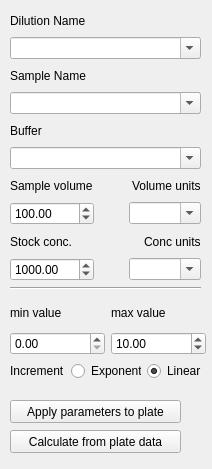
First picture: the form in dilutiondefiner.ui, repository krkoc/dilutionmagic, before the edit.
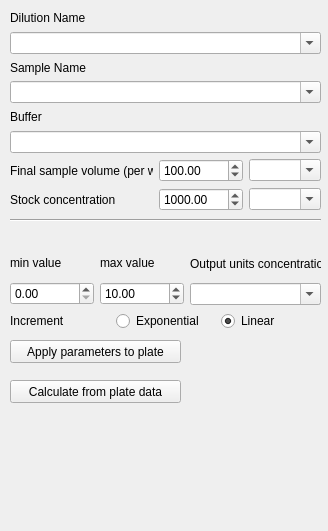
Second picture: the form after the edit.

The edit to the form file:
```diff
--- a/dilutiondefiner.ui
+++ b/dilutiondefiner.ui
@@ -6,8 +6,8 @@
    <rect>
     <x>0</x>
     <y>0</y>
-    <width>212</width>
-    <height>469</height>
+    <width>328</width>
+    <height>531</height>
    </rect>
   </property>
   <property name="SelectionWidgetTitle" stdset="0">
@@ -17,7 +17,7 @@
    <property name="geometry">
     <rect>
      <x>10</x>
-     <y>400</y>
+     <y>340</y>
      <width>171</width>
      <height>23</height>
     </rect>
@@ -31,8 +31,8 @@
     <rect>
      <x>10</x>
      <y>10</y>
-     <width>191</width>
-     <height>271</height>
+     <width>311</width>
+     <height>201</height>
     </rect>
    </property>
    <layout class="QVBoxLayout" name="verticalLayout_2">
@@ -89,7 +89,7 @@
          </sizepolicy>
         </property>
         <property name="text">
-         <string>Sample volume</string>
+         <string>Final sample volume (per well)</string>
         </property>
        </widget>
       </item>
@@ -107,17 +107,6 @@
        </spacer>
       </item>
       <item>
-       <widget class="QLabel" name="label_9">
-        <property name="text">
-         <string>Volume units</string>
-        </property>
-       </widget>
-      </item>
-     </layout>
-    </item>
-    <item>
-     <layout class="QHBoxLayout" name="horizontalLayout">
-      <item>
        <widget class="QDoubleSpinBox" name="totalVolumeSpin">
         <property name="sizePolicy">
          <sizepolicy hsizetype="Fixed" vsizetype="Fixed">
@@ -136,19 +125,6 @@
         </property>
        </widget>
       </item>
-      <item>
-       <spacer name="horizontalSpacer_2">
-        <property name="orientation">
-         <enum>Qt::Horizontal</enum>
-        </property>
-        <property name="sizeHint" stdset="0">
-         <size>
-          <width>40</width>
-          <height>20</height>
-         </size>
-        </property>
-       </spacer>
-      </item>
       <item>
        <widget class="QComboBox" name="unitsVolCombo">
         <property name="sizePolicy">
@@ -165,7 +141,7 @@
      </layout>
     </item>
     <item>
-     <layout class="QHBoxLayout" name="horizontalLayout_4">
+     <layout class="QHBoxLayout" name="horizontalLayout">
       <item>
        <widget class="QLabel" name="label_8">
         <property name="sizePolicy">
@@ -175,7 +151,7 @@
          </sizepolicy>
         </property>
         <property name="text">
-         <string>Stock conc.</string>
+         <string>Stock concentration</string>
         </property>
        </widget>
       </item>
@@ -193,23 +169,6 @@
        </spacer>
       </item>
       <item>
-       <widget class="QLabel" name="label_10">
-        <property name="sizePolicy">
-         <sizepolicy hsizetype="Fixed" vsizetype="Preferred">
-          <horstretch>0</horstretch>
-          <verstretch>0</verstretch>
-         </sizepolicy>
-        </property>
-        <property name="text">
-         <string>Conc units</string>
-        </property>
-       </widget>
-      </item>
-     </layout>
-    </item>
-    <item>
-     <layout class="QHBoxLayout" name="horizontalLayout_2">
-      <item>
        <widget class="QDoubleSpinBox" name="quantitySpin">
         <property name="sizePolicy">
          <sizepolicy hsizetype="Fixed" vsizetype="Fixed">
@@ -228,19 +187,6 @@
         </property>
        </widget>
       </item>
-      <item>
-       <spacer name="horizontalSpacer">
-        <property name="orientation">
-         <enum>Qt::Horizontal</enum>
-        </property>
-        <property name="sizeHint" stdset="0">
-         <size>
-          <width>40</width>
-          <height>20</height>
-         </size>
-        </property>
-       </spacer>
-      </item>
       <item>
        <widget class="QComboBox" name="unitsConcCombo">
         <property name="sizePolicy">
@@ -262,7 +208,7 @@
    <property name="geometry">
     <rect>
      <x>10</x>
-     <y>430</y>
+     <y>380</y>
      <width>171</width>
      <height>23</height>
     </rect>
@@ -275,8 +221,8 @@
    <property name="geometry">
     <rect>
      <x>10</x>
-     <y>300</y>
-     <width>196</width>
+     <y>250</y>
+     <width>311</width>
      <height>81</height>
     </rect>
    </property>
@@ -303,6 +249,19 @@
           </item>
          </layout>
         </item>
+        <item>
+         <spacer name="horizontalSpacer">
+          <property name="orientation">
+           <enum>Qt::Horizontal</enum>
+          </property>
+          <property name="sizeHint" stdset="0">
+           <size>
+            <width>40</width>
+            <height>20</height>
+           </size>
+          </property>
+         </spacer>
+        </item>
         <item>
          <layout class="QVBoxLayout" name="verticalLayout_5">
           <item>
@@ -324,6 +283,43 @@
           </item>
          </layout>
         </item>
+        <item>
+         <spacer name="horizontalSpacer_2">
+          <property name="orientation">
+           <enum>Qt::Horizontal</enum>
+          </property>
+          <property name="sizeHint" stdset="0">
+           <size>
+            <width>40</width>
+            <height>20</height>
+           </size>
+          </property>
+         </spacer>
+        </item>
+        <item>
+         <layout class="QVBoxLayout" name="verticalLayout">
+          <item>
+           <widget class="QLabel" name="label_12">
+            <property name="sizePolicy">
+             <sizepolicy hsizetype="Fixed" vsizetype="Preferred">
+              <horstretch>0</horstretch>
+              <verstretch>0</verstretch>
+             </sizepolicy>
+            </property>
+            <property name="text">
+             <string>Output units concentration</string>
+            </property>
+           </widget>
+          </item>
+          <item>
+           <widget class="QComboBox" name="outputUnitCombo">
+            <property name="editable">
+             <bool>true</bool>
+            </property>
+           </widget>
+          </item>
+         </layout>
+        </item>
        </layout>
       </item>
      </layout>
@@ -362,9 +358,9 @@
    <property name="geometry">
     <rect>
      <x>10</x>
-     <y>280</y>
-     <width>191</width>
-     <height>16</height>
+     <y>210</y>
+     <width>311</width>
+     <height>21</height>
     </rect>
    </property>
    <property name="orientation">
```
Left out of the diff: 6 changed lines with no effect on the pictures.
